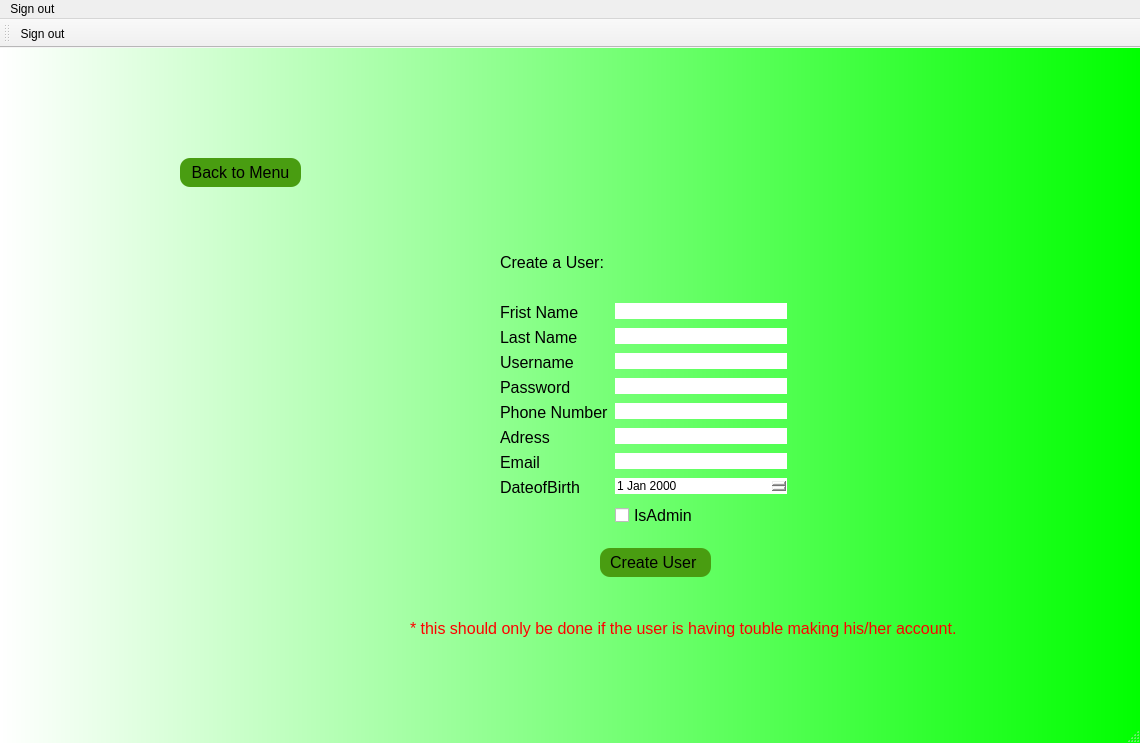
First picture: the form in mainwindow.ui, repository Nickolas-Skai/OOP-FINAL, before the edit.
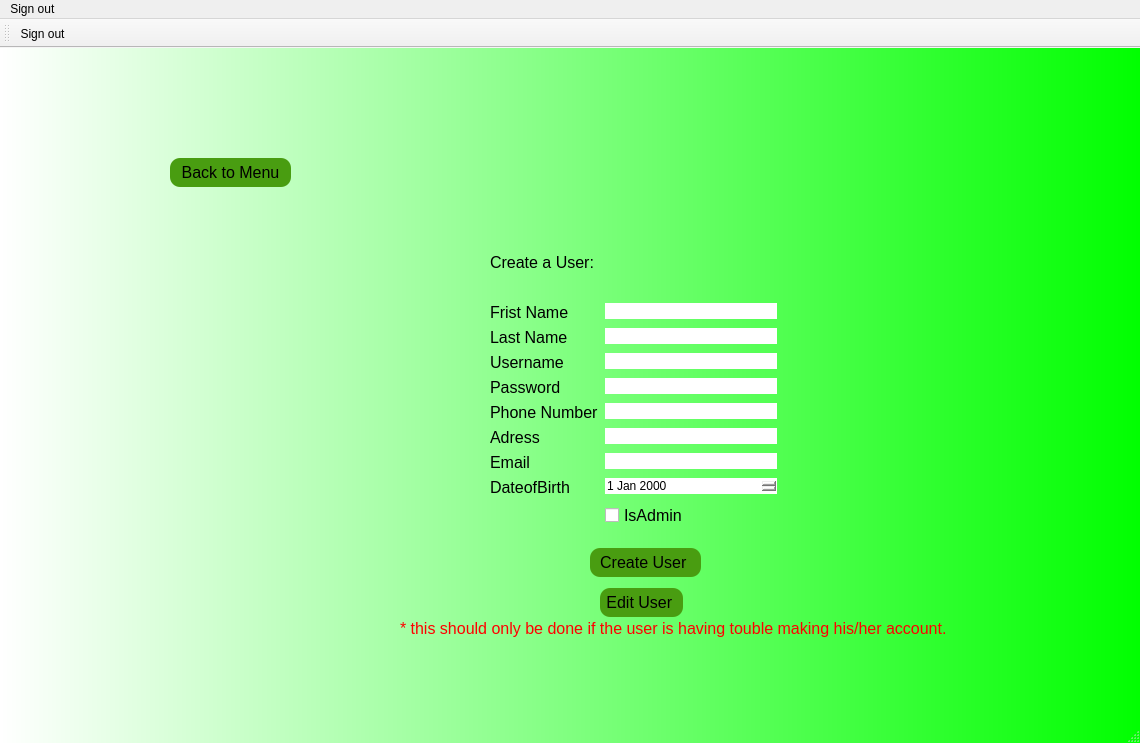
Second picture: the form after the edit. The open tabs and pages were chosen to show the change. Icons and pictures are not drawn.

```diff
--- a/mainwindow.ui
+++ b/mainwindow.ui
@@ -56,7 +56,7 @@
    <widget class="QStackedWidget" name="stackedWidget">
     <property name="geometry">
      <rect>
-      <x>70</x>
+      <x>60</x>
       <y>20</y>
       <width>991</width>
       <height>621</height>
@@ -1323,6 +1323,19 @@
        <string>Back to Menu</string>
       </property>
      </widget>
+     <widget class="QPushButton" name="Edituserconfim">
+      <property name="geometry">
+       <rect>
+        <x>540</x>
+        <y>520</y>
+        <width>83</width>
+        <height>29</height>
+       </rect>
+      </property>
+      <property name="text">
+       <string>Edit User </string>
+      </property>
+     </widget>
     </widget>
     <widget class="QWidget" name="viewbookings">
      <widget class="QPushButton" name="pushButton_2">
```
Left out of the diff: 4 changed lines with no effect on the pictures.
